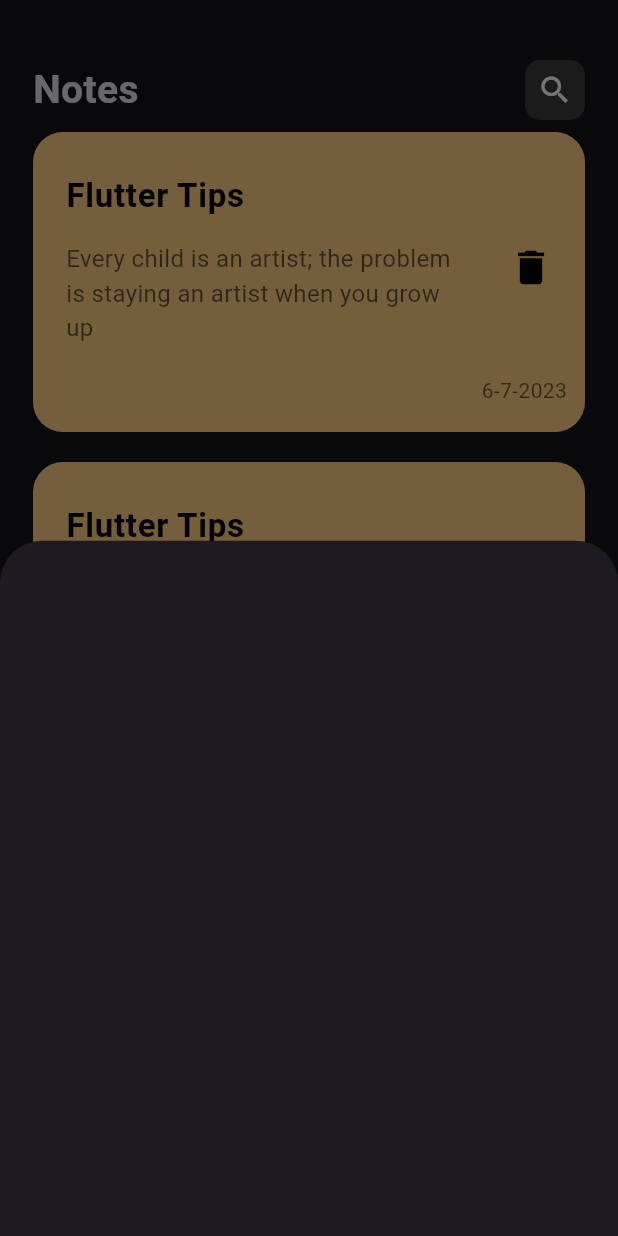
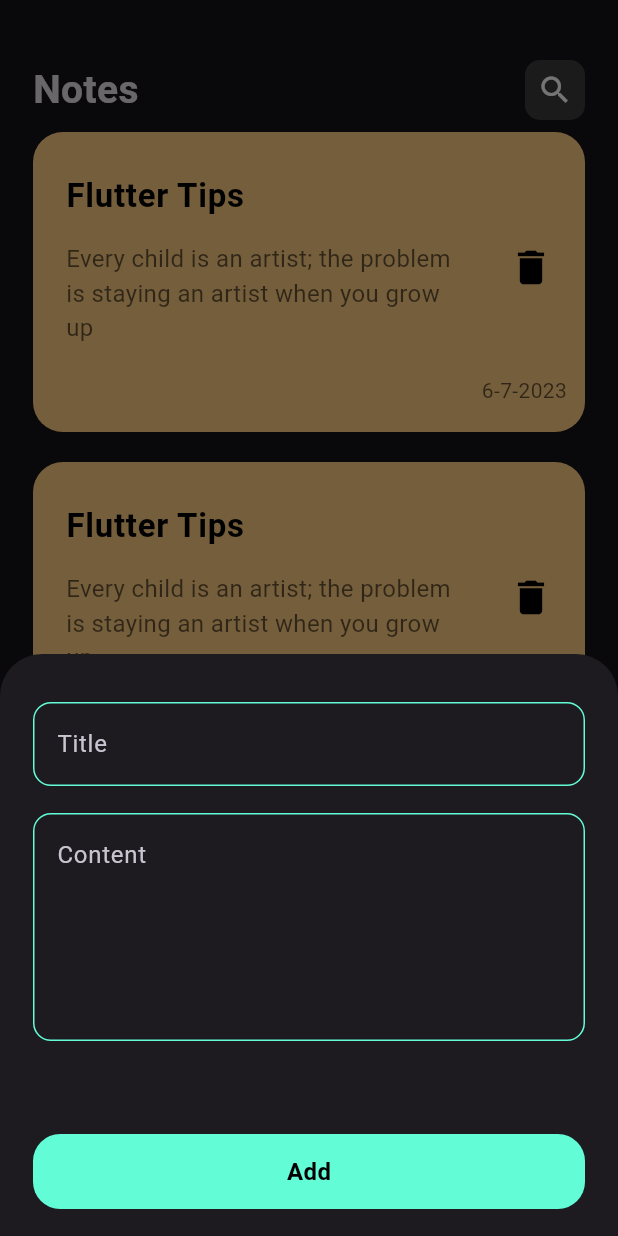
Before and after one commit to AbdoMohamed2001/notes_app, a Flutter app: the screen it shows after launch, after a tap on the "add" icon, on a phone screen of 412 x 824 dp. Run offline on Flutter 3.47's test engine with Material 2 defaults, Android fonts, the phone set to English and light mode, and no system bars; Roboto replaces fonts that are missing (Poppins).

Commit message:
create text field and custom buttom

```diff
--- /dev/null
+++ b/lib/constants.dart
@@ -0,0 +1,3 @@
+import 'package:flutter/material.dart';
+
+const kPrimaryColor = Color(0xff62FCD7);
--- a/lib/views/home_view.dart
+++ b/lib/views/home_view.dart
@@ -9,8 +9,9 @@ class HomePage extends StatelessWidget {
   Widget build(BuildContext context) {
     return Scaffold(
       floatingActionButton: FloatingActionButton(onPressed: (){
-
-        showModalBottomSheet(context: context, builder: (context){
+        showModalBottomSheet(
+            context: context,
+            builder: (context){
           return const AddNoteBottomSheet();
         });
       },
--- a/lib/views/widgets/add_note_bottom_sheet.dart
+++ b/lib/views/widgets/add_note_bottom_sheet.dart
@@ -1,10 +1,68 @@
 import 'package:flutter/material.dart';
+import 'package:notes_app/constants.dart';
+import 'package:notes_app/views/widgets/custom_text_field.dart';
 
 class AddNoteBottomSheet extends StatelessWidget {
   const AddNoteBottomSheet({Key? key}) : super(key: key);
 
   @override
   Widget build(BuildContext context) {
-    return Container();
+    return const Padding(
+      padding: EdgeInsets.symmetric(horizontal: 22.0),
+      child: SingleChildScrollView(
+        child: Column(
+          children: [
+            SizedBox(
+              height: 32,
+            ),
+            CustomTextField(
+              hintText: 'Title',
+            ),
+            SizedBox(
+              height: 18,
+            ),
+            CustomTextField(
+              hintText: 'Content',
+              maxLines: 5,
+            ),
+            SizedBox(
+              height: 62,
+            ),
+            CustomButton(),
+            SizedBox(
+              height: 18,
+            ),
+          ],
+        ),
+      ),
+    );
   }
 }
+
+class CustomButton extends StatelessWidget {
+  const CustomButton({Key? key}) : super(key: key);
+
+  @override
+  Widget build(BuildContext context) {
+    return Container(
+      width: MediaQuery.of(context).size.width,
+      height: 50,
+      decoration: const BoxDecoration(
+        color: kPrimaryColor,
+        borderRadius: BorderRadius.all(
+          Radius.circular(18),
+        ),
+      ),
+      child: const Center(
+        child: Text(
+          'Add',
+          style: TextStyle(
+            color: Colors.black,
+            fontWeight: FontWeight.bold,
+            fontSize: 16,
+          ),
+        ),
+      ),
+    );
+  }
+}
--- /dev/null
+++ b/lib/views/widgets/custom_text_field.dart
@@ -0,0 +1,33 @@
+import 'package:flutter/material.dart';
+import 'package:notes_app/constants.dart';
+
+class CustomTextField extends StatelessWidget {
+  const CustomTextField({Key? key,required this.hintText, this.maxLines = 1}) : super(key: key);
+  final String hintText;
+  final int maxLines;
+  @override
+  Widget build(BuildContext context) {
+    return Column(
+      children: [
+        TextField(
+          maxLines: maxLines,
+          decoration: InputDecoration(
+            hintText: hintText,
+            border: defaultBorder(),
+            focusedBorder: defaultBorder(),
+            enabledBorder: defaultBorder(kPrimaryColor),
+          ),
+        ),
+      ],
+    );
+  }
+
+  OutlineInputBorder defaultBorder([color]) {
+    return  OutlineInputBorder(
+      borderRadius: const BorderRadius.all(Radius.circular(12),),
+      borderSide: BorderSide(
+        color: color ?? Colors.white,
+      ),
+    );
+  }
+}
```
